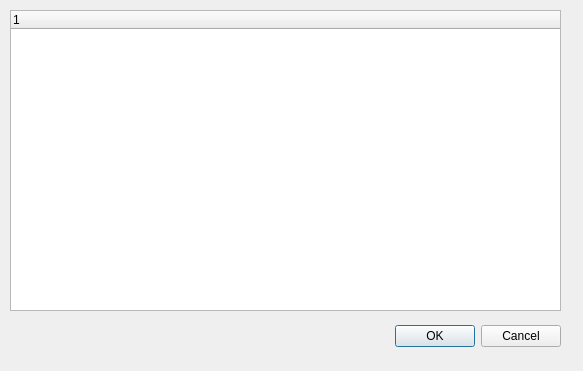
The window that pCloud/directorypickerdialog.ui (pcloudcom/pfs-gui) describes before a commit, drawn with Qt 5.
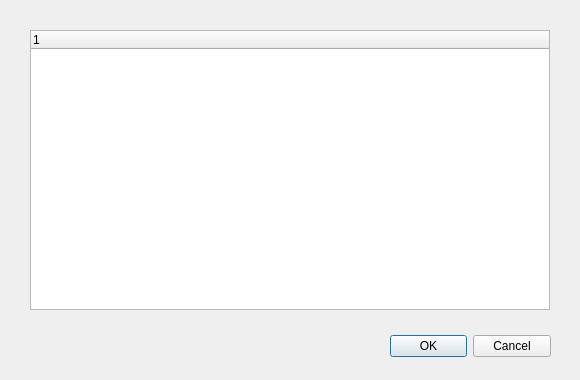
The same window after the commit.

The edit to the form file:
```diff
--- a/pCloud/directorypickerdialog.ui
+++ b/pCloud/directorypickerdialog.ui
@@ -6,8 +6,8 @@
    <rect>
     <x>0</x>
     <y>0</y>
-    <width>583</width>
-    <height>371</height>
+    <width>580</width>
+    <height>380</height>
    </rect>
   </property>
   <property name="windowTitle">
@@ -16,9 +16,9 @@
   <widget class="QDialogButtonBox" name="buttonBox">
    <property name="geometry">
     <rect>
-     <x>380</x>
-     <y>320</y>
-     <width>181</width>
+     <x>390</x>
+     <y>330</y>
+     <width>161</width>
      <height>32</height>
     </rect>
    </property>
@@ -32,10 +32,10 @@
   <widget class="QTreeWidget" name="dirtree">
    <property name="geometry">
     <rect>
-     <x>10</x>
-     <y>10</y>
-     <width>551</width>
-     <height>301</height>
+     <x>30</x>
+     <y>30</y>
+     <width>520</width>
+     <height>280</height>
     </rect>
    </property>
    <column>
@@ -47,10 +47,10 @@
   <widget class="QLabel" name="error">
    <property name="geometry">
     <rect>
-     <x>10</x>
+     <x>30</x>
      <y>330</y>
-     <width>371</width>
-     <height>21</height>
+     <width>341</width>
+     <height>31</height>
     </rect>
    </property>
    <property name="text">
```
